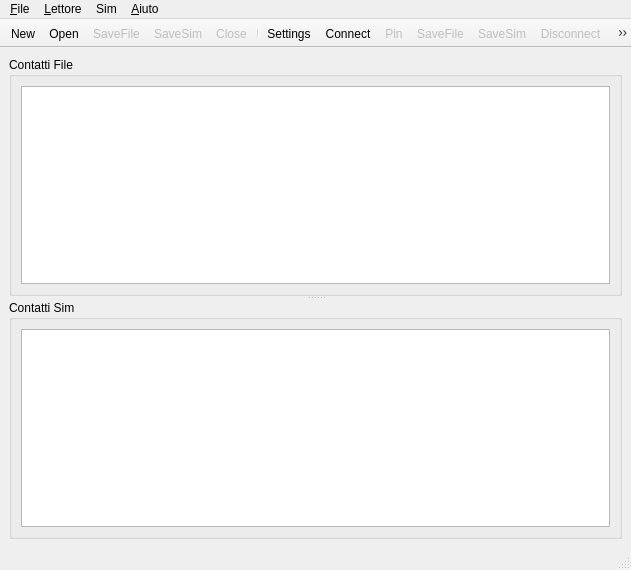
This is monosim-qt/Src/Qt_Files/MainWindow.ui in armando-basile/monosim as Qt 5 draws it before an edit. The edited form follows.
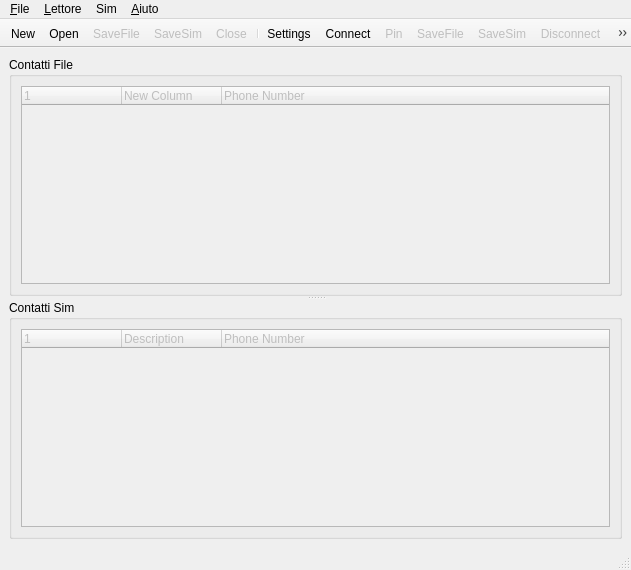
This is the edited form. Icons and pictures are not drawn.

Commit message: - modified qt widget, using QTreeWidget instead QListView

```diff
--- a/monosim-qt/Src/Qt_Files/MainWindow.ui
+++ b/monosim-qt/Src/Qt_Files/MainWindow.ui
@@ -44,16 +44,31 @@
        </property>
        <layout class="QGridLayout" name="gridLayout_2">
         <item row="0" column="0">
-         <widget class="QTableWidget" name="LstFileContacts">
+         <widget class="QTreeWidget" name="LstFileContacts">
+          <property name="enabled">
+           <bool>false</bool>
+          </property>
           <property name="editTriggers">
            <set>QAbstractItemView::NoEditTriggers</set>
           </property>
           <property name="selectionBehavior">
            <enum>QAbstractItemView::SelectRows</enum>
           </property>
-          <attribute name="verticalHeaderVisible">
-           <bool>true</bool>
-          </attribute>
+          <column>
+           <property name="text">
+            <string>1</string>
+           </property>
+          </column>
+          <column>
+           <property name="text">
+            <string>New Column</string>
+           </property>
+          </column>
+          <column>
+           <property name="text">
+            <string>Phone Number</string>
+           </property>
+          </column>
          </widget>
         </item>
        </layout>
@@ -70,16 +85,31 @@
        </property>
        <layout class="QGridLayout" name="gridLayout_3">
         <item row="0" column="0">
-         <widget class="QTableWidget" name="LstSimContacts">
+         <widget class="QTreeWidget" name="LstSimContacts">
+          <property name="enabled">
+           <bool>false</bool>
+          </property>
           <property name="editTriggers">
            <set>QAbstractItemView::NoEditTriggers</set>
           </property>
           <property name="selectionBehavior">
            <enum>QAbstractItemView::SelectRows</enum>
           </property>
-          <attribute name="verticalHeaderVisible">
-           <bool>true</bool>
-          </attribute>
+          <column>
+           <property name="text">
+            <string>1</string>
+           </property>
+          </column>
+          <column>
+           <property name="text">
+            <string>Description</string>
+           </property>
+          </column>
+          <column>
+           <property name="text">
+            <string>Phone Number</string>
+           </property>
+          </column>
          </widget>
         </item>
        </layout>
```
Left out of the diff: 8 changed lines with no effect on the pictures. The commit also changes 7 other files.
